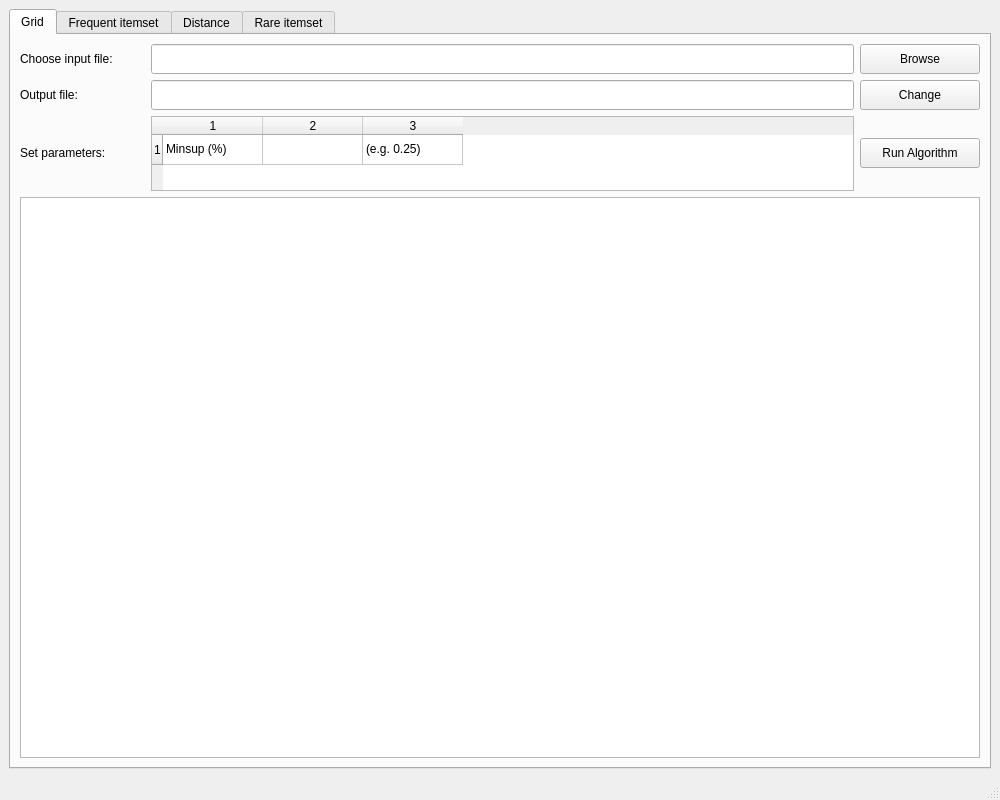
Old version of the form AssociationRules/mainwindow.ui in the repository fjovanovic/Association-Rules.
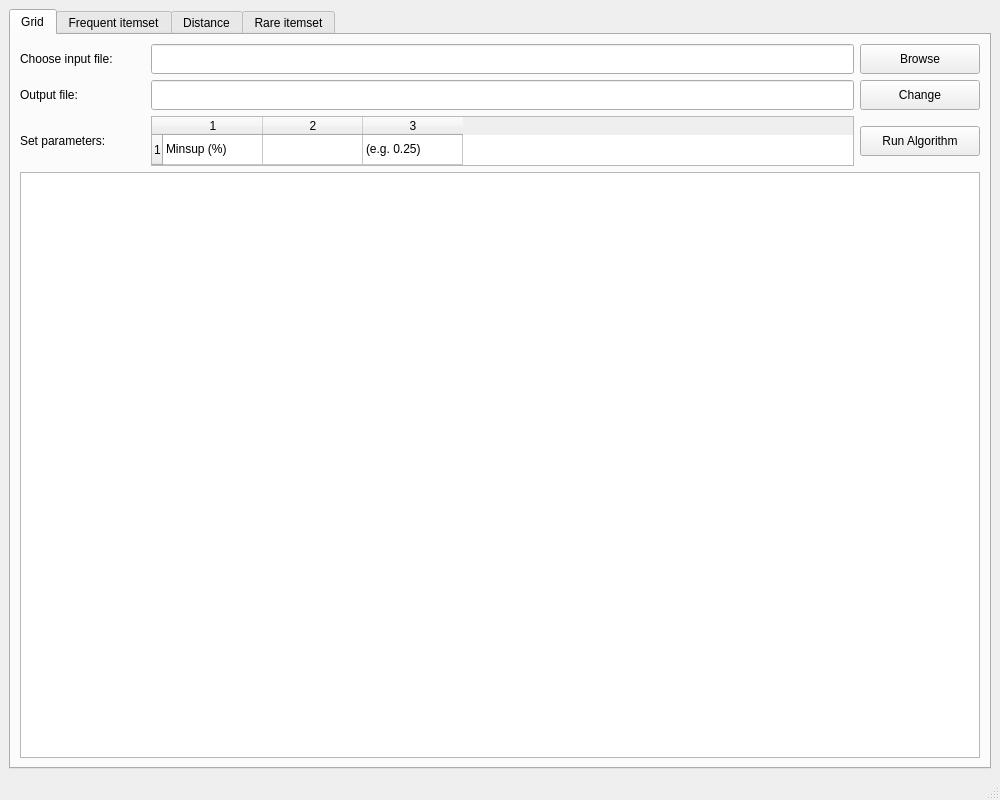
New version of the form.

Commit message: Modified height of the table

What changed in the file:
```diff
--- a/AssociationRules/mainwindow.ui
+++ b/AssociationRules/mainwindow.ui
@@ -191,13 +191,13 @@
             <property name="minimumSize">
              <size>
               <width>0</width>
-              <height>75</height>
+              <height>50</height>
              </size>
             </property>
             <property name="maximumSize">
              <size>
               <width>16777215</width>
-              <height>75</height>
+              <height>50</height>
              </size>
             </property>
             <property name="accessibleName">
```
